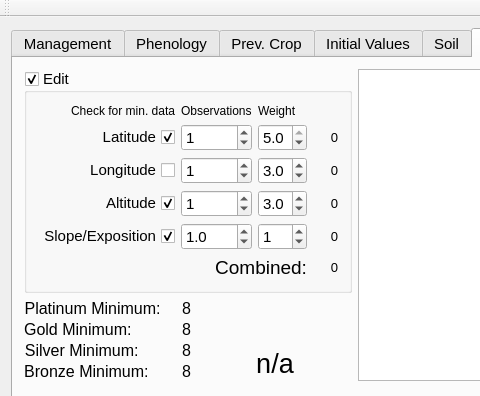
The window that Gui/datasetclassification.ui (arkygeek/DataRanking) describes before a commit, drawn with Qt 5; both pictures show x 0 to 480 and y 0 to 396 of the 776 by 805 pixel window.
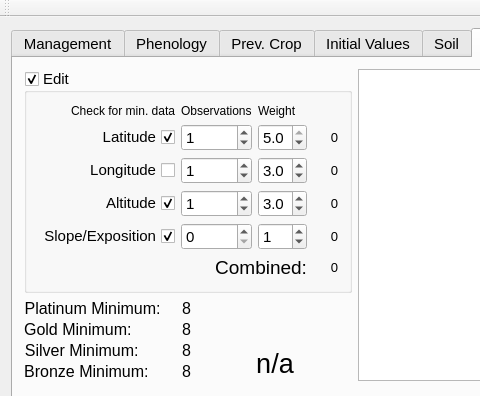
The same window after the commit. The open tabs and pages were chosen to show the change. Icons and pictures are not drawn.

Commit message: Minor update to incorporate slope

Patch:
```diff
--- a/Gui/datasetclassification.ui
+++ b/Gui/datasetclassification.ui
@@ -4587,22 +4587,6 @@
              </property>
             </widget>
            </item>
-           <item row="5" column="1">
-            <widget class="QDoubleSpinBox" name="dsbSlopeWeightSite">
-             <property name="decimals">
-              <number>1</number>
-             </property>
-             <property name="maximum">
-              <double>5.000000000000000</double>
-             </property>
-             <property name="singleStep">
-              <double>0.500000000000000</double>
-             </property>
-             <property name="value">
-              <double>1.000000000000000</double>
-             </property>
-            </widget>
-           </item>
            <item row="5" column="2">
             <widget class="QSpinBox" name="sbSlopeObservationsSite">
              <property name="toolTip">
@@ -4631,6 +4615,9 @@
              </property>
             </widget>
            </item>
+           <item row="5" column="1">
+            <widget class="QSpinBox" name="sbSlopeWeightSite"/>
+           </item>
           </layout>
          </widget>
         </item>
```
Left out of the diff: 11 changed lines with no effect on the pictures. The commit also changes 2 other files.
